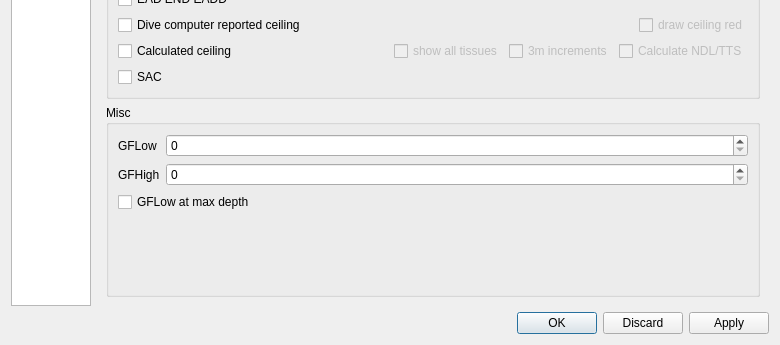
First picture: the form in qt-ui/preferences.ui, repository subsurface/subsurface, before the edit; both pictures show x 0 to 780 and y 176 to 521 of the 780 by 521 pixel window.
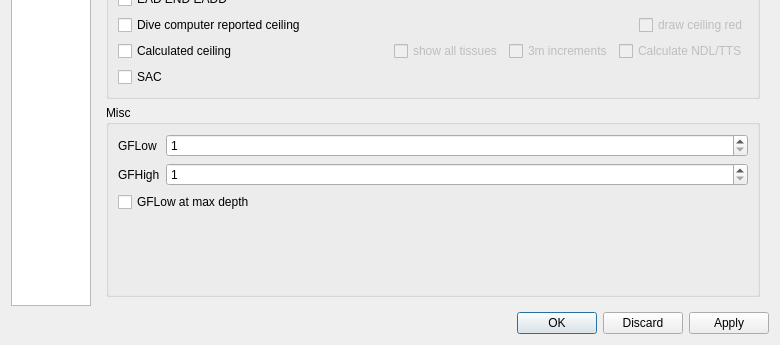
Second picture: the form after the edit. The open tabs and pages were chosen to show the change. Icons and pictures are not drawn.

```diff
--- a/qt-ui/preferences.ui
+++ b/qt-ui/preferences.ui
@@ -779,7 +779,14 @@
              </widget>
             </item>
             <item row="0" column="1">
-             <widget class="QSpinBox" name="gflow"/>
+             <widget class="QSpinBox" name="gflow">
+              <property name="minimum">
+               <number>1</number>
+              </property>
+              <property name="maximum">
+               <number>150</number>
+              </property>
+             </widget>
             </item>
             <item row="1" column="0">
              <widget class="QLabel" name="label_20">
@@ -789,7 +796,14 @@
              </widget>
             </item>
             <item row="1" column="1">
-             <widget class="QSpinBox" name="gfhigh"/>
+             <widget class="QSpinBox" name="gfhigh">
+              <property name="minimum">
+               <number>1</number>
+              </property>
+              <property name="maximum">
+               <number>150</number>
+              </property>
+             </widget>
             </item>
             <item row="2" column="0" colspan="2">
              <widget class="QCheckBox" name="gf_low_at_maxdepth">
```
